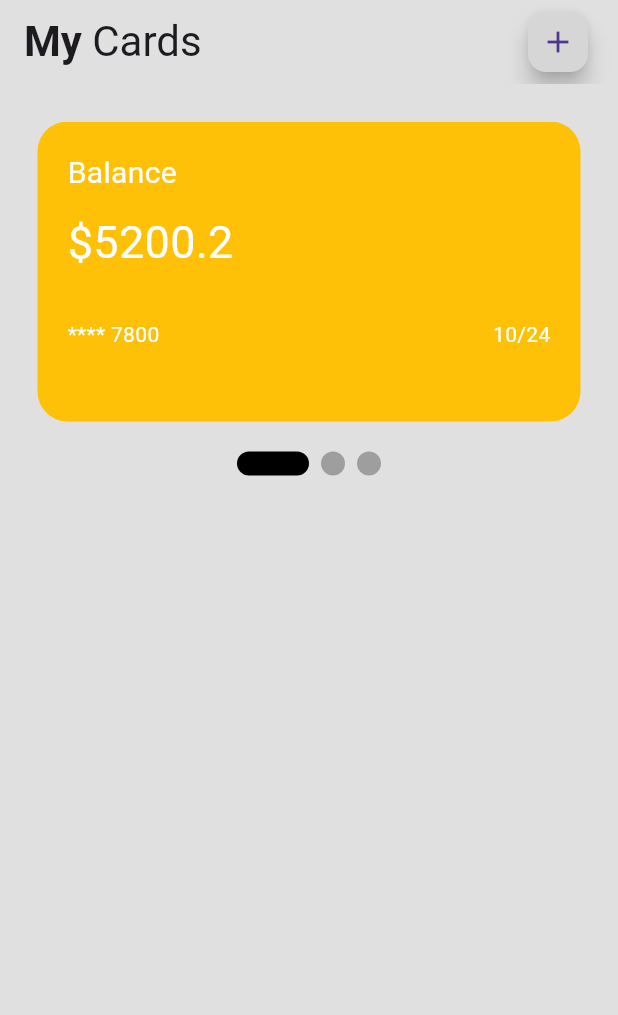
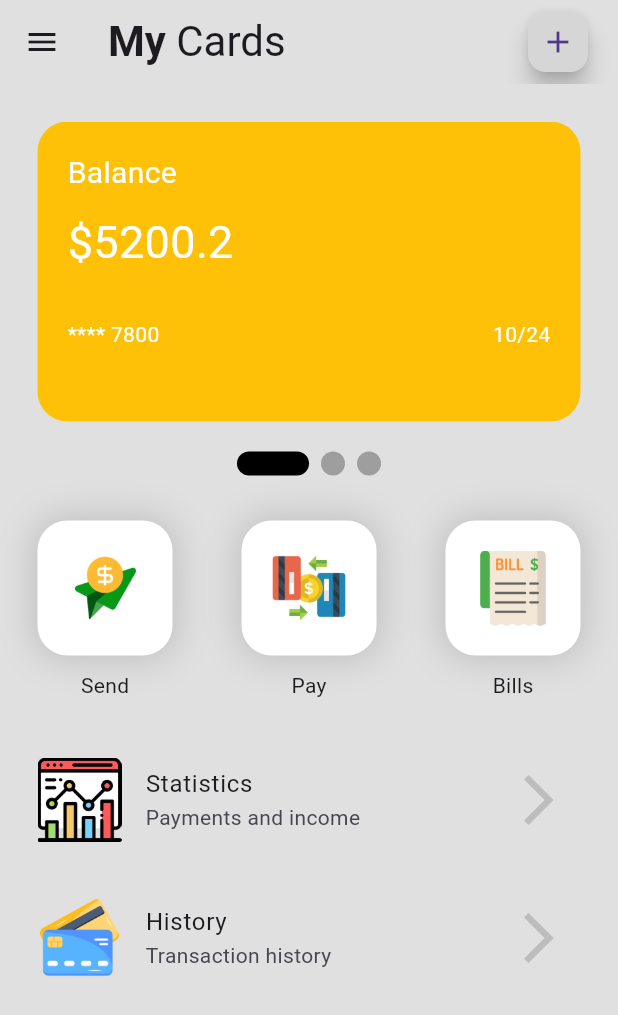
Before and after one commit to eduard-zxc/wallet-app, a Flutter app: the screen it shows after launch, on a phone screen of 412 x 824 dp. Shown: the top 1015 px of the screen. Run offline on Flutter 3.47's test engine with Material 3 defaults, Android fonts, the phone set to English and light mode, and no system bars; drawn by our look-alikes of smooth_page_indicator.

Commit message:
feat: add InfoBanner

```diff
--- a/lib/pages/home.dart
+++ b/lib/pages/home.dart
@@ -1,6 +1,7 @@
-import 'package:flutter/cupertino.dart';
 import 'package:flutter/material.dart';
 import 'package:smooth_page_indicator/smooth_page_indicator.dart';
+import 'package:wallet_app/util/action_button.dart';
+import 'package:wallet_app/util/info_banner.dart';
 import 'package:wallet_app/util/my_card.dart';
 
 class Home extends StatefulWidget {
@@ -87,11 +88,32 @@ class _HomeState extends State<Home> {
             count: 3,
             effect: const ExpandingDotsEffect(activeDotColor: Colors.black),
           ),
-
-          // 3 buttons -> send + pay + bills
-
-          // column -> stats + transactions
+          Container(
+            margin: const EdgeInsets.fromLTRB(25, 10, 25, 0),
+            child: const Row(
+              mainAxisAlignment: MainAxisAlignment.spaceBetween,
+              children: [
+                // 3 buttons -> send + pay + bills
+                ActionButton(label: 'Send', customIcon: 'icons/send.png'),
+                ActionButton(
+                    label: 'Pay', customIcon: 'icons/card-payment.png'),
+                ActionButton(label: 'Bills', customIcon: 'icons/bill.png'),
+              ],
+            ),
+          ),
+          // stats + transactions
+          const InfoBanner(
+              title: 'Statistics',
+              subtitle: 'Payments and income',
+              icon: 'icons/analytics.png'),
+          const InfoBanner(
+              title: 'History',
+              subtitle: 'Transaction history',
+              icon: 'icons/atm-card.png')
         ],
+      ),
+      drawer: Drawer(
+        backgroundColor: Colors.grey[350],
       ),
     );
   }
--- /dev/null
+++ b/lib/util/action_button.dart
@@ -0,0 +1,44 @@
+import 'package:flutter/cupertino.dart';
+import 'package:flutter/material.dart';
+import 'package:flutter/widgets.dart';
+
+class ActionButton extends StatelessWidget {
+  final String label;
+  final String customIcon;
+  const ActionButton(
+      {super.key, required this.label, required this.customIcon});
+
+  @override
+  Widget build(BuildContext context) {
+    return Column(
+      children: [
+        Container(
+          padding: const EdgeInsets.all(20),
+          margin: const EdgeInsets.fromLTRB(0, 20, 0, 0),
+          decoration: BoxDecoration(
+            boxShadow: [
+              BoxShadow(
+                color: Colors.grey.shade400,
+                blurRadius: 20,
+                spreadRadius: 2,
+              ),
+            ],
+            color: Colors.white,
+            borderRadius: BorderRadius.circular(20),
+          ),
+          child: GestureDetector(
+            onTap: () {},
+            child: Image.asset(
+              customIcon,
+              width: 50,
+            ),
+          ),
+        ),
+        Container(
+          margin: const EdgeInsets.symmetric(vertical: 10),
+          child: Text(label),
+        ),
+      ],
+    );
+  }
+}
--- /dev/null
+++ b/lib/util/info_banner.dart
@@ -0,0 +1,32 @@
+import 'package:flutter/material.dart';
+
+class InfoBanner extends StatelessWidget {
+  final String title;
+  final String subtitle;
+  final String icon;
+
+  const InfoBanner(
+      {super.key,
+      required this.title,
+      required this.subtitle,
+      required this.icon});
+
+  @override
+  Widget build(BuildContext context) {
+    return ListTile(
+      contentPadding: const EdgeInsets.fromLTRB(25, 20, 25, 0),
+      leading: Image.asset(icon),
+      title: Text(title),
+      subtitle: Text(subtitle),
+      trailing: IconButton(
+        highlightColor: Colors.black,
+        onPressed: () {},
+        icon: Icon(
+          Icons.arrow_forward_ios_outlined,
+          size: 40,
+          color: Colors.grey[400],
+        ),
+      ),
+    );
+  }
+}
```
